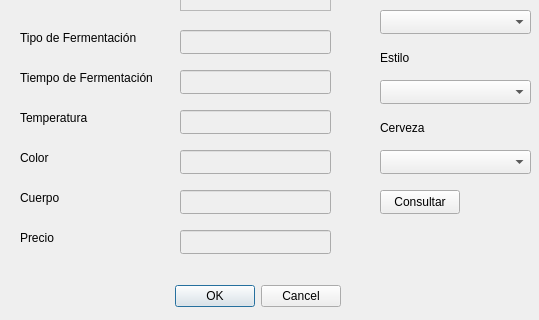
Qt form EDCervezas/ventanaconsultarcerveza.ui (RARUTO21/EDProgra2) before a commit; both pictures show x 0 to 539 and y 160 to 480 of the 539 by 480 pixel window.
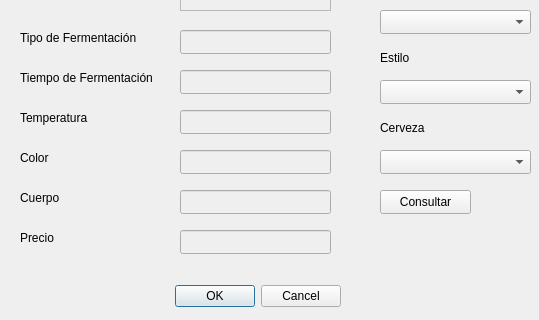
The same form after that commit.

Patch:
```diff
--- a/EDCervezas/ventanaconsultarcerveza.ui
+++ b/EDCervezas/ventanaconsultarcerveza.ui
@@ -301,7 +301,7 @@
     <rect>
      <x>380</x>
      <y>350</y>
-     <width>80</width>
+     <width>91</width>
      <height>24</height>
     </rect>
    </property>
```
